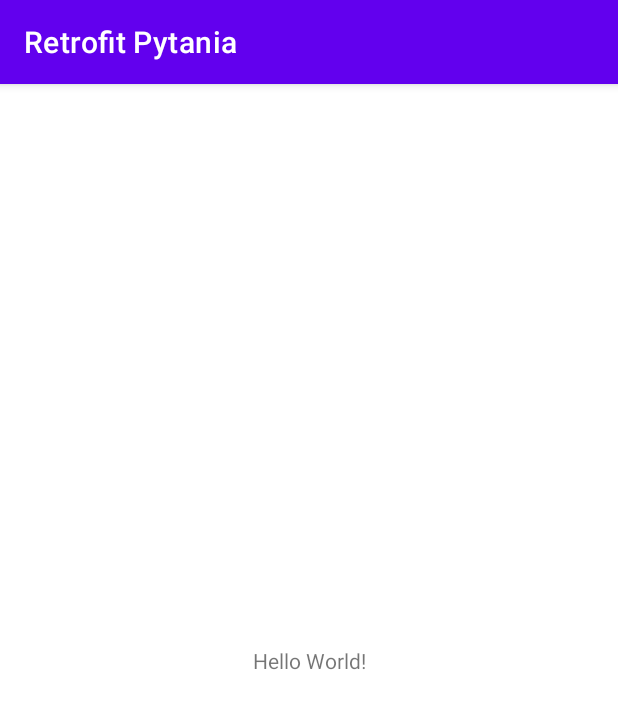
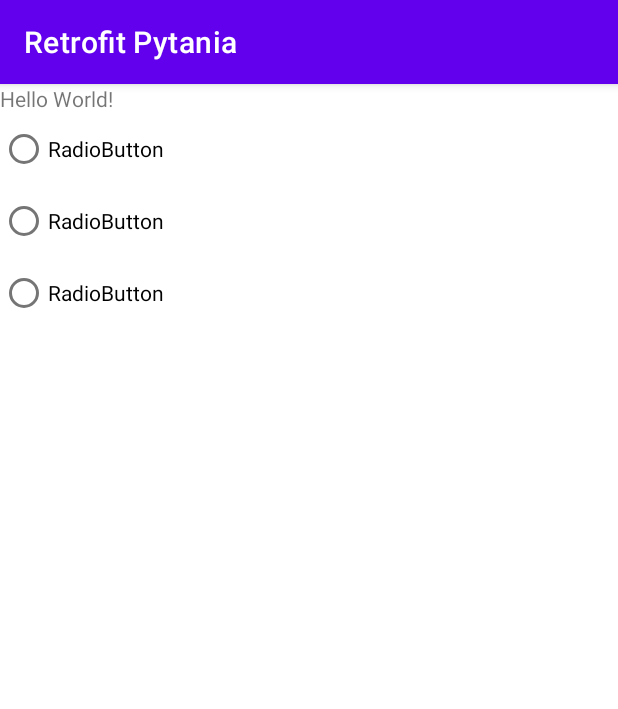
Before and after one commit to mechaniktgmobilne/retrofit_4_wtorek, an Android app: the screen it shows after launch (MainActivity), on a phone screen of 412 x 824 dp. Shown: the top 709 px of the screen. Run offline under Robolectric (Android 15) with nearby library versions, the phone set to English and light mode, and no system bars; 1 statement that could not run was skipped.

```diff
--- a/app/src/main/java/com/example/retrofitpytania/MainActivity.java
+++ b/app/src/main/java/com/example/retrofitpytania/MainActivity.java
@@ -3,12 +3,52 @@ package com.example.retrofitpytania;
 import androidx.appcompat.app.AppCompatActivity;
 
 import android.os.Bundle;
+import android.widget.Toast;
+
+import java.util.List;
+
+import retrofit2.Call;
+import retrofit2.Callback;
+import retrofit2.Response;
+import retrofit2.Retrofit;
+import retrofit2.converter.gson.GsonConverterFactory;
 
 public class MainActivity extends AppCompatActivity {
-
+    List<Pytanie> pytania;
     @Override
     protected void onCreate(Bundle savedInstanceState) {
         super.onCreate(savedInstanceState);
         setContentView(R.layout.activity_main);
+        Retrofit retrofit = new Retrofit.Builder()
+                .baseUrl("https://my-json-server.typicode.com/mechaniktgmobilne/retrofit_pytania/")
+                .addConverterFactory(GsonConverterFactory.create())
+                .build();
+        JsonPlaceHolderApi jsonPlaceHolderApi = retrofit.create(JsonPlaceHolderApi.class);
+        Call<List<Pytanie>> call =jsonPlaceHolderApi.getPytania();
+        call.enqueue(
+                new Callback<List<Pytanie>>() {
+                    @Override
+                    public void onResponse(Call<List<Pytanie>> call, Response<List<Pytanie>> response) {
+                        if(!response.isSuccessful()){
+                            Toast.makeText(MainActivity.this,
+                                    ""+response.code(),
+                                    Toast.LENGTH_SHORT).show();
+                            return;
+                        }
+                        pytania = response.body();
+                        Toast.makeText(MainActivity.this,
+                                pytania.get(0).getTrescPytania()
+                                , Toast.LENGTH_SHORT).show();
+                    }
+
+                    @Override
+                    public void onFailure(Call<List<Pytanie>> call, Throwable t) {
+                        Toast.makeText(MainActivity.this,
+                                ""+t.getMessage(), Toast.LENGTH_SHORT)
+                                .show();
+                    }
+                }
+        );
+
     }
 }
--- a/app/src/main/res/layout/activity_main.xml
+++ b/app/src/main/res/layout/activity_main.xml
@@ -1,18 +1,45 @@
 <?xml version="1.0" encoding="utf-8"?>
-<androidx.constraintlayout.widget.ConstraintLayout xmlns:android="http://schemas.android.com/apk/res/android"
+<LinearLayout xmlns:android="http://schemas.android.com/apk/res/android"
     xmlns:app="http://schemas.android.com/apk/res-auto"
     xmlns:tools="http://schemas.android.com/tools"
     android:layout_width="match_parent"
     android:layout_height="match_parent"
+    android:orientation="vertical"
     tools:context=".MainActivity">
 
     <TextView
+        android:id="@+id/textViewTrescPytania"
         android:layout_width="wrap_content"
         android:layout_height="wrap_content"
-        android:text="Hello World!"
-        app:layout_constraintBottom_toBottomOf="parent"
-        app:layout_constraintEnd_toEndOf="parent"
-        app:layout_constraintStart_toStartOf="parent"
-        app:layout_constraintTop_toTopOf="parent" />
+        android:text="Hello World!" />
 
-</androidx.constraintlayout.widget.ConstraintLayout>
+    <RadioGroup
+        android:layout_width="match_parent"
+        android:layout_height="match_parent" >
+
+        <RadioButton
+            android:id="@+id/radioButton"
+            android:layout_width="match_parent"
+            android:layout_height="wrap_content"
+            android:text="RadioButton" />
+
+        <RadioButton
+            android:id="@+id/radioButton2"
+            android:layout_width="match_parent"
+            android:layout_height="wrap_content"
+            android:text="RadioButton" />
+
+        <RadioButton
+            android:id="@+id/radioButton3"
+            android:layout_width="match_parent"
+            android:layout_height="wrap_content"
+            android:text="RadioButton" />
+    </RadioGroup>
+
+    <Button
+        android:id="@+id/button"
+        android:layout_width="match_parent"
+        android:layout_height="wrap_content"
+        android:text="Dalej" />
+
+</LinearLayout>
```
